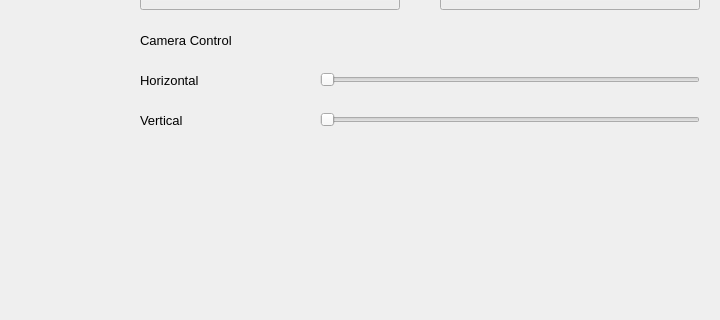
The window that widget.ui (JiaoKM/Beginner_Renderer_JKodak) describes before a commit, drawn with Qt 5; both pictures show x 680 to 1400 and y 130 to 450 of the 1400 by 800 pixel window.
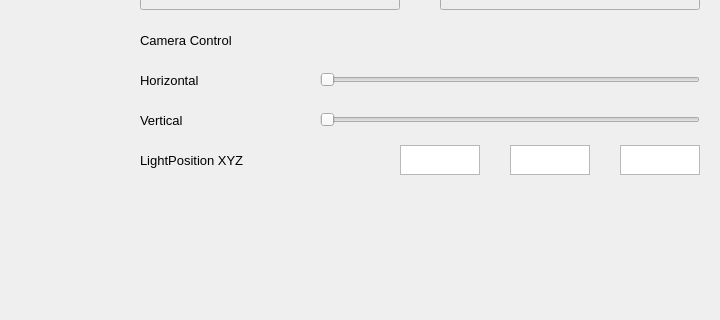
The same window after the commit. Custom widgets are drawn as their Qt base class.

Diff of the .ui file:
```diff
--- a/widget.ui
+++ b/widget.ui
@@ -179,6 +179,54 @@
     <string>Clear</string>
    </property>
   </widget>
+  <widget class="QLabel" name="LightPositionLabel">
+   <property name="geometry">
+    <rect>
+     <x>820</x>
+     <y>280</y>
+     <width>240</width>
+     <height>20</height>
+    </rect>
+   </property>
+   <property name="font">
+    <font>
+     <pointsize>10</pointsize>
+    </font>
+   </property>
+   <property name="text">
+    <string>LightPosition XYZ</string>
+   </property>
+  </widget>
+  <widget class="QTextEdit" name="posXedit">
+   <property name="geometry">
+    <rect>
+     <x>1080</x>
+     <y>275</y>
+     <width>80</width>
+     <height>30</height>
+    </rect>
+   </property>
+  </widget>
+  <widget class="QTextEdit" name="posYedit">
+   <property name="geometry">
+    <rect>
+     <x>1190</x>
+     <y>275</y>
+     <width>80</width>
+     <height>30</height>
+    </rect>
+   </property>
+  </widget>
+  <widget class="QTextEdit" name="posZedit">
+   <property name="geometry">
+    <rect>
+     <x>1300</x>
+     <y>275</y>
+     <width>80</width>
+     <height>30</height>
+    </rect>
+   </property>
+  </widget>
  </widget>
  <customwidgets>
   <customwidget>
```
